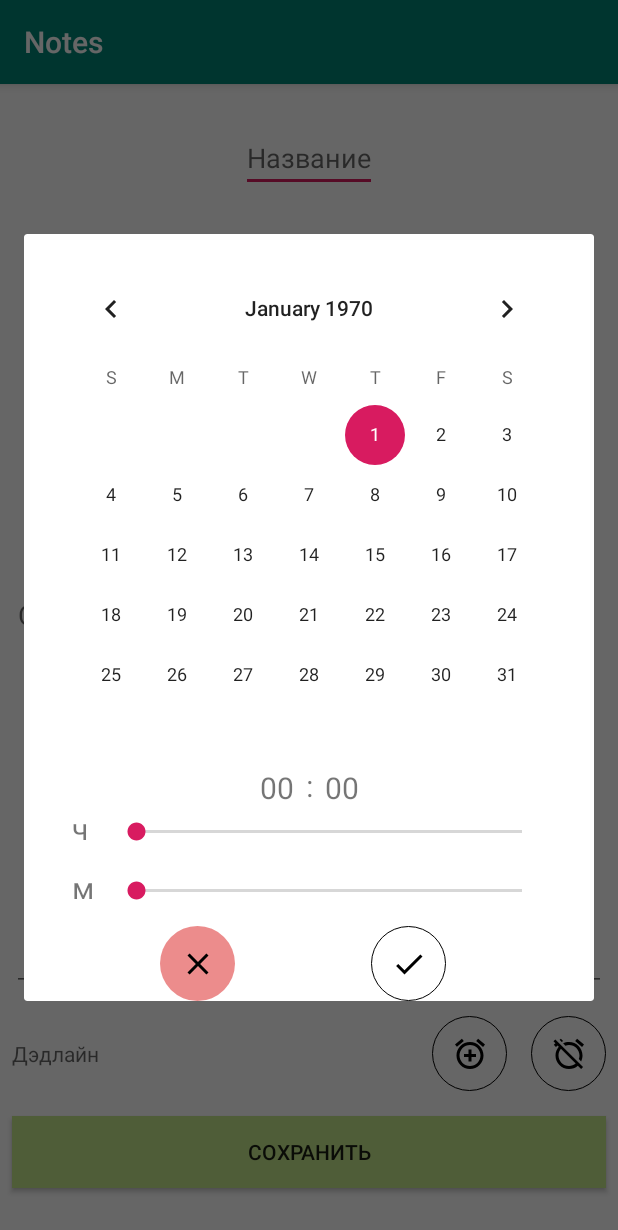
After one commit to dimakaplin/NotesDiplom, an Android app: the fragment DeadPicker placed in its activity, on a phone screen of 412 x 824 dp. The commit adds this screen. Shown: the top 1230 px of the screen. Run offline under Robolectric (Android 15) with nearby library versions, the phone set to English and light mode, and no system bars; 1 statement that could not run was skipped.

Commit message:
отсалось чуть чуть

```diff
--- a/app/src/main/java/com/example/notes/ChangeNoteActivity.java
+++ b/app/src/main/java/com/example/notes/ChangeNoteActivity.java
@@ -7,6 +7,7 @@ import android.os.Bundle;
 import android.util.Log;
 import android.widget.Button;
 import android.widget.EditText;
+import android.widget.ImageButton;
 import android.widget.TextView;
 import android.widget.Toast;
 
@@ -15,21 +16,23 @@ import java.util.Date;
 
 import javax.annotation.Nullable;
 
-public class ChangeNoteActivity extends AppCompatActivity {
-// TODO Переверстать активити
-// TODO Добавить нормальный выбор дедлайна
+public class ChangeNoteActivity extends AppCompatActivity implements DeadPicker.DateListener {
+    // TODO Переверстать активити
 // TODO Добавить выделение просранного дедлайна
     private DataBase dataStorage;
 
     private EditText title;
     private EditText content;
-    private EditText deadline;
+    private TextView deadline;
 
     private Button saveBtn;
     private DateFormat dateparser;
 
     private String id;
     private Note changedNote;
+    private long changedTime;
+    private ImageButton deadAdd;
+    private ImageButton deadDelete;
 
     @Override
     protected void onCreate(Bundle savedInstanceState) {
@@ -48,30 +51,54 @@ public class ChangeNoteActivity extends AppCompatActivity {
         content = findViewById(R.id.content_ch);
         deadline = findViewById(R.id.deadline_ch);
         saveBtn = findViewById(R.id.btn_save);
+        deadAdd = findViewById(R.id.add_dead);
+        deadDelete = findViewById(R.id.delete_dead);
 
-        saveBtn.setOnClickListener(v-> {
-            if(saveNote()) {
+        saveBtn.setOnClickListener(v -> {
+            if (saveNote()) {
                 Intent intent = new Intent(ChangeNoteActivity.this, NotesList.class);
                 startActivity(intent);
             }
         });
 
+        deadAdd.setOnClickListener(v-> {
+            pickDeadLine();
+        });
+
+        deadDelete.setOnClickListener(v-> {
+            deadline.setText("");
+        });
+
+    }
+
+    private void pickDeadLine() {
+        DeadPicker deadPicker = new DeadPicker();
+        Bundle args = new Bundle();
+        args.putLong("time", changedNote.hasDeadLine() ? changedTime : new Date().getTime());
+        deadPicker.setArguments(args);
+        deadPicker.show(getSupportFragmentManager(), "picker");
     }
 
     private void fillEdits() {
-        if(!"".equals(id)) {
-            Log.d("NOTES","CAHNGE " + id);
+        if (!"".equals(id)) {
+            Log.d("NOTES", "CAHNGE " + id);
             changedNote = dataStorage.getNote(id);
+            changedTime = changedNote.getDeadLine();
 
             title.setText(changedNote.getTitle());
             content.setText(changedNote.getContent());
-            if(changedNote.hasDeadLine()) {
-                deadline.setText(dateparser.format(new Date(changedNote.getDeadLine())));
+            if (changedNote.hasDeadLine()) {
+                deadline.setText(dateparser.format(new Date(changedTime)));
             }
 
 
+        }
+    }
 
-        }
+    public void getDate(long time) {
+        Log.d("NOTES", String.valueOf(time));
+        changedTime = time;
+        deadline.setText(dateparser.format(new Date(changedTime)));
     }
 
     private boolean saveNote() {
@@ -79,8 +106,8 @@ public class ChangeNoteActivity extends AppCompatActivity {
         String noteContent = content.getText().toString();
         String noteDeadline = deadline.getText().toString();
 
-        if(noteDeadline.equals("")) {
-            if("".equals(id)) {
+        if (noteDeadline.equals("")) {
+            if ("".equals(id)) {
                 Note note = new Note(noteTitle, noteContent);
                 dataStorage.saveNote(note);
             } else {
@@ -88,16 +115,16 @@ public class ChangeNoteActivity extends AppCompatActivity {
             }
         } else {
             Date deadlineTime;
-            try{
+            try {
                 deadlineTime = dateparser.parse(noteDeadline);
-                if("".equals(id)) {
+                if ("".equals(id)) {
                     Note note = new Note(noteTitle, noteContent, deadlineTime.getTime());
                     dataStorage.saveNote(note);
                 } else {
                     dataStorage.updateNote(changedNote.getId(), noteTitle, noteContent, deadlineTime.getTime());
                 }
 
-            }catch(Exception e){
+            } catch (Exception e) {
                 String message = getText(R.string.check_date_failed).toString();
                 Toast.makeText(ChangeNoteActivity.this, message, Toast.LENGTH_LONG).show();
                 return false;
--- a/app/src/main/java/com/example/notes/DataStorage.java
+++ b/app/src/main/java/com/example/notes/DataStorage.java
@@ -88,6 +88,7 @@ public class DataStorage implements DataBase {
         Realm realm = Realm.getInstance(config);
         realm.beginTransaction();
         Note realmNote = realm.where(Note.class).equalTo("id", id).findFirst();
+        realmNote.deleteDeadLine();
         realmNote.setTitle(title);
         realmNote.setContent(content);
         realm.commitTransaction();
--- /dev/null
+++ b/app/src/main/java/com/example/notes/DeadPicker.java
@@ -0,0 +1,136 @@
+package com.example.notes;
+
+import android.app.Activity;
+import android.content.Context;
+import android.os.Bundle;
+import android.view.LayoutInflater;
+import android.view.View;
+import android.view.ViewGroup;
+import android.widget.CalendarView;
+import android.widget.SeekBar;
+import android.widget.TextView;
+
+import androidx.fragment.app.DialogFragment;
+
+import java.util.Calendar;
+import java.util.Date;
+import java.util.GregorianCalendar;
+
+public class DeadPicker extends DialogFragment {
+
+    private long time;
+    private DateListener listener;
+
+
+    private CalendarView calendar;
+    SeekBar hoursCh;
+    SeekBar minCh;
+
+    TextView hours;
+    TextView min;
+
+    Calendar cal;
+
+    public interface DateListener {
+        public void getDate(long time);
+    }
+
+    @Override
+    public void onAttach(Context context) {
+        super.onAttach(context);
+
+        listener = (DateListener) context;
+    }
+    @Override
+    public View onCreateView(LayoutInflater inflater, ViewGroup container,
+                             Bundle savedInstanceState) {
+
+
+        time = getArguments().getLong("time");
+
+
+        View v = inflater.inflate(R.layout.dead_line_picker, container, false);
+
+        calendar = v.findViewById(R.id.pick_date);
+        calendar.setDate(time);
+
+        hoursCh = v.findViewById(R.id.hours_ch);
+        minCh = v.findViewById(R.id.min_ch);
+        hours = v.findViewById(R.id.hours);
+        min = v.findViewById(R.id.min);
+        cal = new GregorianCalendar();
+        cal.setTimeInMillis(time);
+        String initHours = String.valueOf(cal.get(Calendar.HOUR_OF_DAY));
+        String initMin = String.valueOf(cal.get(Calendar.MINUTE));
+
+        hoursCh.setProgress(cal.get(Calendar.HOUR_OF_DAY));
+        minCh.setProgress(cal.get(Calendar.MINUTE));
+
+        hours.setText(initHours.length() > 1 ? initHours : "0" + initHours);
+        min.setText(initMin.length() > 1 ? initMin : "0" + initMin);
+
+        hoursCh.setOnSeekBarChangeListener(new SeekBar.OnSeekBarChangeListener() {
+            @Override
+            public void onProgressChanged(SeekBar seekBar, int progress, boolean fromUser) {
+                String hour = String.valueOf(progress);
+                hours.setText(hour.length() > 1 ? hour : "0" + hour);
+            }
+
+            @Override
+            public void onStartTrackingTouch(SeekBar seekBar) {
+
+            }
+
+            @Override
+            public void onStopTrackingTouch(SeekBar seekBar) {
+
+            }
+        });
+
+        minCh.setOnSeekBarChangeListener(new SeekBar.OnSeekBarChangeListener() {
+            @Override
+            public void onProgressChanged(SeekBar seekBar, int progress, boolean fromUser) {
+                String hour = String.valueOf(progress);
+                min.setText(hour.length() > 1 ? hour : "0" + hour);
+            }
+
+            @Override
+            public void onStartTrackingTouch(SeekBar seekBar) {
+
+            }
+
+            @Override
+            public void onStopTrackingTouch(SeekBar seekBar) {
+
+            }
+        });
+
+
+
+
+        v.findViewById(R.id.ok_btn).setOnClickListener(b-> {
+            cal.setTimeInMillis(calendar.getDate());
+            cal.set(Calendar.HOUR_OF_DAY, Integer.parseInt(hours.getText().toString()));
+            cal.set(Calendar.MINUTE, Integer.parseInt(min.getText().toString()));
+            time = cal.getTimeInMillis();
+
+
+
+            listener.getDate(time);
+
+            getDialog().dismiss();
+        });
+
+        v.findViewById(R.id.no_btn).setOnClickListener(b-> {
+
+
+            getDialog().cancel();
+        });
+
+
+
+
+
+        return v;
+    }
+}
--- a/app/src/main/java/com/example/notes/Note.java
+++ b/app/src/main/java/com/example/notes/Note.java
@@ -54,7 +54,7 @@ public class Note extends RealmObject {
         this.title = title;
         this.content = content;
         this.changeTime = new Date().getTime();
-        this.deadLine = 0;
+        this.deadLine = new Date().getTime() * 2;
         this.hasDeadLine = false;
         this.id = String.valueOf(Objects.hash(this.changeTime, this.title, this.content));
     }
@@ -103,8 +103,9 @@ public class Note extends RealmObject {
     }
 
     public void deleteDeadLine() {
-        this.deadLine = 0;
+        this.deadLine = new Date().getTime() * 2;
         this.hasDeadLine = false;
+        this.changeTime = new Date().getTime();
     }
 
     @Override
--- /dev/null
+++ b/app/src/main/res/drawable/add_dead.xml
@@ -0,0 +1,9 @@
+<vector xmlns:android="http://schemas.android.com/apk/res/android"
+        android:width="24dp"
+        android:height="24dp"
+        android:viewportWidth="24.0"
+        android:viewportHeight="24.0">
+    <path
+        android:fillColor="#FF000000"
+        android:pathData="M7.88,3.39L6.6,1.86 2,5.71l1.29,1.53 4.59,-3.85zM22,5.72l-4.6,-3.86 -1.29,1.53 4.6,3.86L22,5.72zM12,4c-4.97,0 -9,4.03 -9,9s4.02,9 9,9c4.97,0 9,-4.03 9,-9s-4.03,-9 -9,-9zM12,20c-3.87,0 -7,-3.13 -7,-7s3.13,-7 7,-7 7,3.13 7,7 -3.13,7 -7,7zM13,9h-2v3L8,12v2h3v3h2v-3h3v-2h-3L13,9z"/>
+</vector>
--- /dev/null
+++ b/app/src/main/res/drawable/delete_dead.xml
@@ -0,0 +1,9 @@
+<vector xmlns:android="http://schemas.android.com/apk/res/android"
+        android:width="24dp"
+        android:height="24dp"
+        android:viewportWidth="24.0"
+        android:viewportHeight="24.0">
+    <path
+        android:fillColor="#FF000000"
+        android:pathData="M12,6c3.87,0 7,3.13 7,7 0,0.84 -0.16,1.65 -0.43,2.4l1.52,1.52c0.58,-1.19 0.91,-2.51 0.91,-3.92 0,-4.97 -4.03,-9 -9,-9 -1.41,0 -2.73,0.33 -3.92,0.91L9.6,6.43C10.35,6.16 11.16,6 12,6zM22,5.72l-4.6,-3.86 -1.29,1.53 4.6,3.86L22,5.72zM2.92,2.29L1.65,3.57 2.98,4.9l-1.11,0.93 1.42,1.42 1.11,-0.94 0.8,0.8C3.83,8.69 3,10.75 3,13c0,4.97 4.02,9 9,9 2.25,0 4.31,-0.83 5.89,-2.2l2.2,2.2 1.27,-1.27L3.89,3.27l-0.97,-0.98zM16.47,18.39C15.26,19.39 13.7,20 12,20c-3.87,0 -7,-3.13 -7,-7 0,-1.7 0.61,-3.26 1.61,-4.47l9.86,9.86zM8.02,3.28L6.6,1.86l-0.86,0.71 1.42,1.42 0.86,-0.71z"/>
+</vector>
--- /dev/null
+++ b/app/src/main/res/drawable/no.xml
@@ -0,0 +1,9 @@
+<vector xmlns:android="http://schemas.android.com/apk/res/android"
+        android:width="24dp"
+        android:height="24dp"
+        android:viewportWidth="24.0"
+        android:viewportHeight="24.0">
+    <path
+        android:fillColor="#FF000000"
+        android:pathData="M19,6.41L17.59,5 12,10.59 6.41,5 5,6.41 10.59,12 5,17.59 6.41,19 12,13.41 17.59,19 19,17.59 13.41,12z"/>
+</vector>
--- /dev/null
+++ b/app/src/main/res/drawable/ok.xml
@@ -0,0 +1,9 @@
+<vector xmlns:android="http://schemas.android.com/apk/res/android"
+        android:width="24dp"
+        android:height="24dp"
+        android:viewportWidth="24.0"
+        android:viewportHeight="24.0">
+    <path
+        android:fillColor="#FF000000"
+        android:pathData="M9,16.17L4.83,12l-1.42,1.41L9,19 21,7l-1.41,-1.41z"/>
+</vector>
--- a/app/src/main/res/layout/activity_change_note.xml
+++ b/app/src/main/res/layout/activity_change_note.xml
@@ -8,51 +8,92 @@
     android:background="@color/white"
     >
 
-    <LinearLayout
-        android:orientation="vertical"
-        android:layout_height="match_parent"
-        android:layout_width="match_parent"
-        >
 
     <EditText
         android:id="@+id/title_ch"
-        android:layout_width="match_parent"
-        android:layout_height="0dp"
+        android:layout_width="wrap_content"
+        android:layout_height="40dp"
+        android:layout_marginTop="32dp"
         android:layout_weight="1"
+
         android:hint="@string/title"
-
- />
+        app:layout_constraintEnd_toEndOf="parent"
+        app:layout_constraintStart_toStartOf="parent"
+        app:layout_constraintTop_toTopOf="parent" />
 
     <EditText
         android:id="@+id/content_ch"
         android:layout_width="match_parent"
 
         android:layout_height="0dp"
+        android:layout_marginStart="8dp"
+        android:layout_marginTop="32dp"
+        android:layout_marginEnd="8dp"
+        android:layout_marginBottom="32dp"
         android:layout_weight="6"
         android:hint="@string/content"
- />
-        <EditText
+        app:layout_constraintBottom_toTopOf="@+id/deadline_ch"
+        app:layout_constraintEnd_toEndOf="parent"
+        app:layout_constraintStart_toStartOf="parent"
+        app:layout_constraintTop_toBottomOf="@+id/title_ch" />
+
+    <TextView
         android:id="@+id/deadline_ch"
-            android:layout_width="match_parent"
+        android:layout_width="0dp"
 
-            android:layout_height="0dp"
+        android:layout_height="wrap_content"
+        android:layout_marginStart="8dp"
+        android:layout_marginEnd="8dp"
+
+        android:layout_marginBottom="32dp"
         android:layout_weight="1"
         android:hint="@string/deadline"
-            />
+        app:layout_constraintBottom_toTopOf="@+id/btn_save"
+        app:layout_constraintEnd_toStartOf="@id/add_dead"
+        app:layout_constraintStart_toStartOf="parent"
+        app:layout_constraintTop_toBottomOf="@+id/content_ch" />
+
+    <ImageButton
+        android:id="@+id/add_dead"
+        android:layout_width="50dp"
+        android:layout_height="50dp"
+        android:layout_marginStart="16dp"
+        android:background="@drawable/white_circle"
+        android:src="@drawable/add_dead"
+        app:layout_constraintBottom_toTopOf="@+id/btn_save"
+        app:layout_constraintEnd_toStartOf="@+id/delete_dead"
+        app:layout_constraintStart_toEndOf="@+id/deadline_ch"
+        app:layout_constraintTop_toBottomOf="@+id/content_ch" />
+
+    <ImageButton
+        android:id="@+id/delete_dead"
+        android:layout_width="50dp"
+        android:layout_height="50dp"
+        android:layout_marginStart="16dp"
+        android:layout_marginTop="16dp"
+        android:layout_marginEnd="8dp"
+        android:layout_marginBottom="16dp"
+        android:background="@drawable/white_circle"
+        android:src="@drawable/delete_dead"
+        app:layout_constraintBottom_toTopOf="@+id/btn_save"
+        app:layout_constraintEnd_toEndOf="parent"
+        app:layout_constraintStart_toEndOf="@+id/add_dead"
+        app:layout_constraintTop_toBottomOf="@+id/content_ch" />
+
     <Button
+        android:id="@+id/btn_save"
         android:layout_width="match_parent"
         android:layout_height="0dp"
-            android:id="@+id/btn_save"
+        android:layout_marginStart="8dp"
+        android:layout_marginEnd="8dp"
+        android:layout_marginBottom="32dp"
         android:layout_weight="1"
-            android:layout_marginEnd="120dp"
-            android:layout_marginStart="120dp"
-            android:layout_marginTop="10dp"
-            android:layout_marginBottom="10dp"
         android:background="@color/low_green"
         android:text="@string/save_note"
-            />
+        app:layout_constraintBottom_toBottomOf="parent"
+        app:layout_constraintEnd_toEndOf="parent"
+        app:layout_constraintStart_toStartOf="parent" />
 
-    </LinearLayout>
 
 
 </androidx.constraintlayout.widget.ConstraintLayout>
--- /dev/null
+++ b/app/src/main/res/layout/dead_line_picker.xml
@@ -0,0 +1,123 @@
+<?xml version="1.0" encoding="utf-8"?>
+<androidx.constraintlayout.widget.ConstraintLayout
+    xmlns:android="http://schemas.android.com/apk/res/android"
+    xmlns:app="http://schemas.android.com/apk/res-auto"
+    xmlns:tools="http://schemas.android.com/tools"
+    android:layout_width="match_parent"
+    android:layout_height="match_parent">
+
+
+    <CalendarView
+        android:id="@+id/pick_date"
+        android:layout_width="wrap_content"
+        android:layout_height="wrap_content"
+        android:layout_margin="16dp"
+        app:layout_constraintEnd_toEndOf="parent"
+        app:layout_constraintStart_toStartOf="parent"
+        app:layout_constraintTop_toTopOf="parent" />
+
+    <TextView
+        android:id="@+id/hours"
+        android:layout_width="0dp"
+        android:layout_height="wrap_content"
+        android:layout_marginTop="1dp"
+        android:layout_marginEnd="8dp"
+        android:textSize="20sp"
+        app:layout_constraintEnd_toStartOf="@id/sep"
+        app:layout_constraintTop_toBottomOf="@+id/pick_date" />
+
+    <TextView
+        android:id="@+id/sep"
+        android:layout_width="wrap_content"
+        android:layout_height="wrap_content"
+        android:text="@string/sep"
+        android:textSize="20sp"
+        app:layout_constraintEnd_toEndOf="parent"
+        app:layout_constraintStart_toStartOf="parent"
+        app:layout_constraintTop_toBottomOf="@+id/pick_date" />
+
+    <TextView
+        android:id="@+id/min"
+        android:layout_width="0dp"
+        android:layout_height="wrap_content"
+        android:layout_marginStart="8dp"
+        android:layout_marginTop="1dp"
+        android:textSize="20sp"
+        app:layout_constraintStart_toEndOf="@id/sep"
+        app:layout_constraintTop_toBottomOf="@+id/pick_date" />
+
+
+    <TextView
+        android:id="@+id/hours_title"
+        android:layout_width="wrap_content"
+        android:layout_height="wrap_content"
+        android:layout_marginStart="32dp"
+        android:text="@string/hours"
+        android:textSize="20sp"
+        app:layout_constraintStart_toStartOf="parent"
+        app:layout_constraintTop_toBottomOf="@+id/hours" />
+
+    <SeekBar
+        android:id="@+id/hours_ch"
+        android:layout_width="0dp"
+        android:layout_height="15dp"
+        android:layout_marginStart="16dp"
+        android:layout_marginTop="8dp"
+        android:layout_marginEnd="32dp"
+        android:max="23"
+        app:layout_constraintEnd_toEndOf="parent"
+        app:layout_constraintStart_toEndOf="@+id/hours_title"
+        app:layout_constraintTop_toBottomOf="@+id/hours" />
+
+
+    <TextView
+        android:id="@+id/min_title"
+        android:layout_width="wrap_content"
+        android:layout_height="wrap_content"
+        android:layout_marginStart="32dp"
+        android:layout_marginTop="16dp"
+        android:text="@string/min"
+        android:textSize="20sp"
+        app:layout_constraintStart_toStartOf="parent"
+        app:layout_constraintTop_toBottomOf="@+id/hours_ch" />
+
+    <SeekBar
+        android:id="@+id/min_ch"
+        android:layout_width="0dp"
+        android:layout_height="15dp"
+        android:layout_marginStart="16dp"
+        android:layout_marginTop="24dp"
+        android:layout_marginEnd="32dp"
+        android:max="59"
+        app:layout_constraintEnd_toEndOf="parent"
+        app:layout_constraintStart_toEndOf="@+id/hours_title"
+        app:layout_constraintTop_toBottomOf="@+id/hours_ch" />
+
+    <ImageButton
+        android:id="@+id/no_btn"
+        android:layout_width="50dp"
+        android:layout_height="50dp"
+        android:layout_marginTop="16dp"
+        android:background="@drawable/red_circle"
+        android:minHeight="15dp"
+        android:src="@drawable/no"
+        app:layout_constraintEnd_toStartOf="@+id/ok_btn"
+        app:layout_constraintStart_toStartOf="parent"
+        app:layout_constraintTop_toBottomOf="@+id/min_ch" />
+
+    <ImageButton
+        android:id="@+id/ok_btn"
+        android:layout_width="50dp"
+        android:layout_height="50dp"
+        android:layout_marginTop="16dp"
+        android:layout_marginEnd="8dp"
+        android:background="@drawable/white_circle"
+        android:minHeight="15dp"
+        android:src="@drawable/ok"
+        app:layout_constraintEnd_toEndOf="parent"
+        app:layout_constraintStart_toEndOf="@+id/no_btn"
+        app:layout_constraintTop_toBottomOf="@+id/min_ch" />
+
+
+
+</androidx.constraintlayout.widget.ConstraintLayout>
--- a/app/src/main/res/values/strings.xml
+++ b/app/src/main/res/values/strings.xml
@@ -20,7 +20,14 @@
     <string name="save_note" >Сохранить</string>
     <string name="title" >Название</string>
     <string name="content" >Описание</string>
-    <string name="deadline" >Дэдлайн в формате dd-mm-yyyy hh:mm</string>
+    <string name="deadline" >Дэдлайн</string>
+
+    <string name="hours" >ч</string>
+    <string name="min" >м</string>
+    <string name="sep" >:</string>
+
+    <string name="ok" >ок</string>
+    <string name="no" >отмена</string>
 
 
 </resources>
```
Lines whose indentation alone changed are shown as unchanged.
